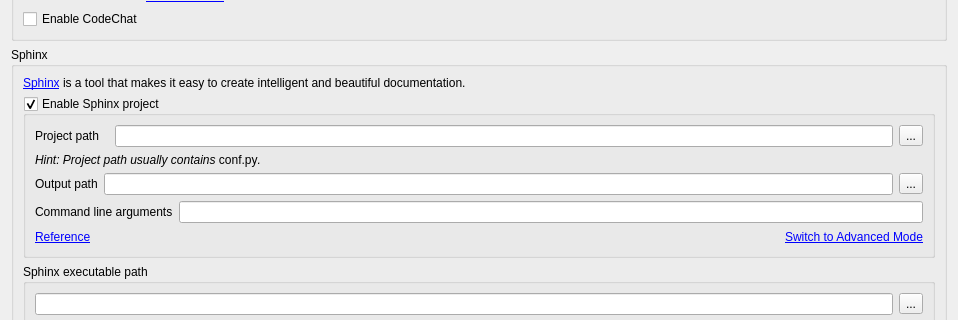
This is enki/plugins/preview/Settings.ui in andreikop/enki as Qt 5 draws it before an edit; both pictures show x 0 to 958 and y 111 to 431 of the 958 by 687 pixel window. The edited form follows.
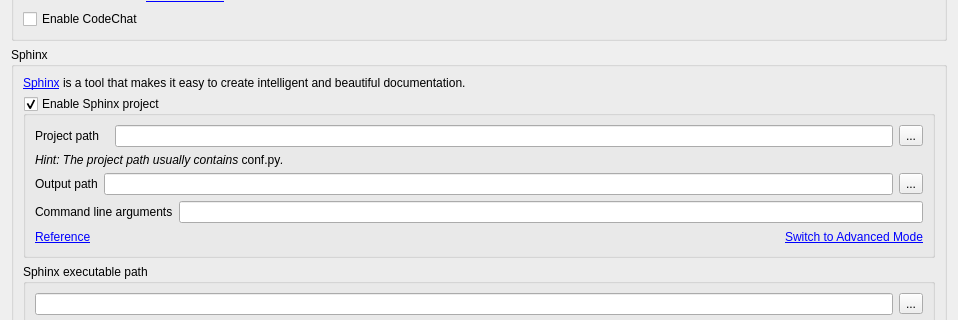
This is the edited form.

What changed in the file:
```diff
--- a/enki/plugins/preview/Settings.ui
+++ b/enki/plugins/preview/Settings.ui
@@ -120,7 +120,7 @@
          <item>
           <widget class="QLabel" name="lbSphinxProjectPathHint">
            <property name="text">
-            <string>&lt;html&gt;&lt;head/&gt;&lt;body&gt;&lt;p&gt;&lt;span style=&quot; font-style:italic;&quot;&gt;Hint: Project path usually contains &lt;/span&gt;&lt;span style=&quot; font-family:'Courier New,courier';&quot;&gt;conf.py&lt;/span&gt;&lt;span style=&quot; font-style:italic;&quot;&gt;.&lt;/span&gt;&lt;/p&gt;&lt;/body&gt;&lt;/html&gt;</string>
+            <string>&lt;html&gt;&lt;head/&gt;&lt;body&gt;&lt;p&gt;&lt;span style=&quot; font-style:italic;&quot;&gt;Hint: The project path usually contains &lt;/span&gt;&lt;span style=&quot; font-family:'Courier New,courier';&quot;&gt;conf.py&lt;/span&gt;&lt;span style=&quot; font-style:italic;&quot;&gt;.&lt;/span&gt;&lt;/p&gt;&lt;/body&gt;&lt;/html&gt;</string>
            </property>
           </widget>
          </item>
```
